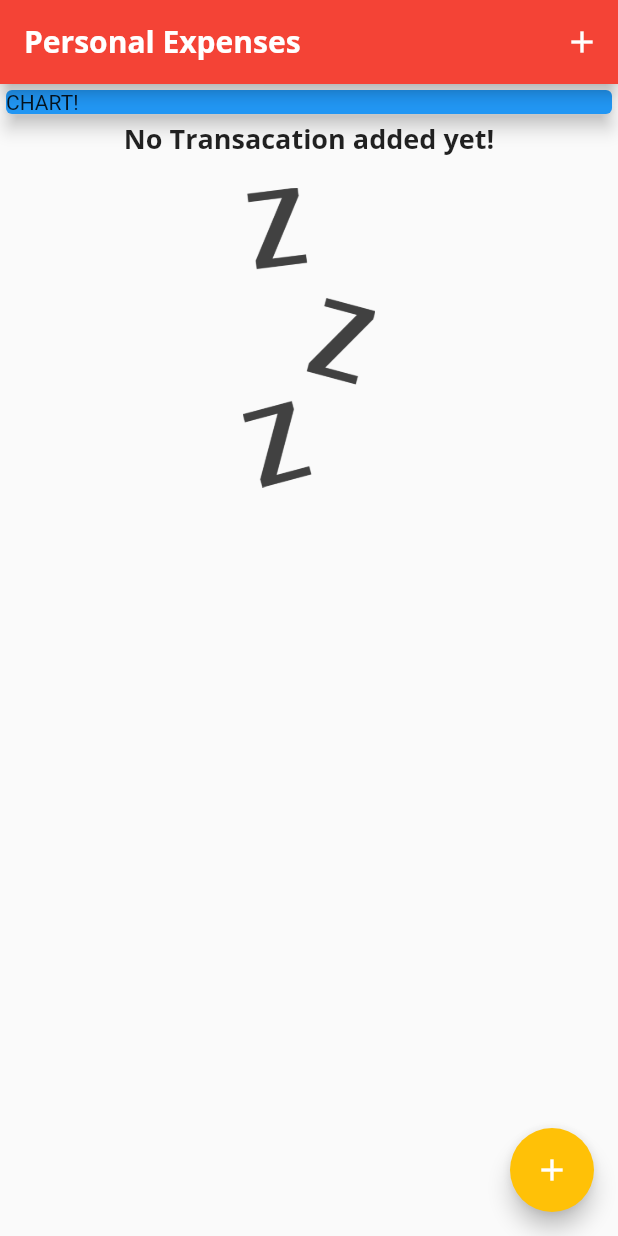
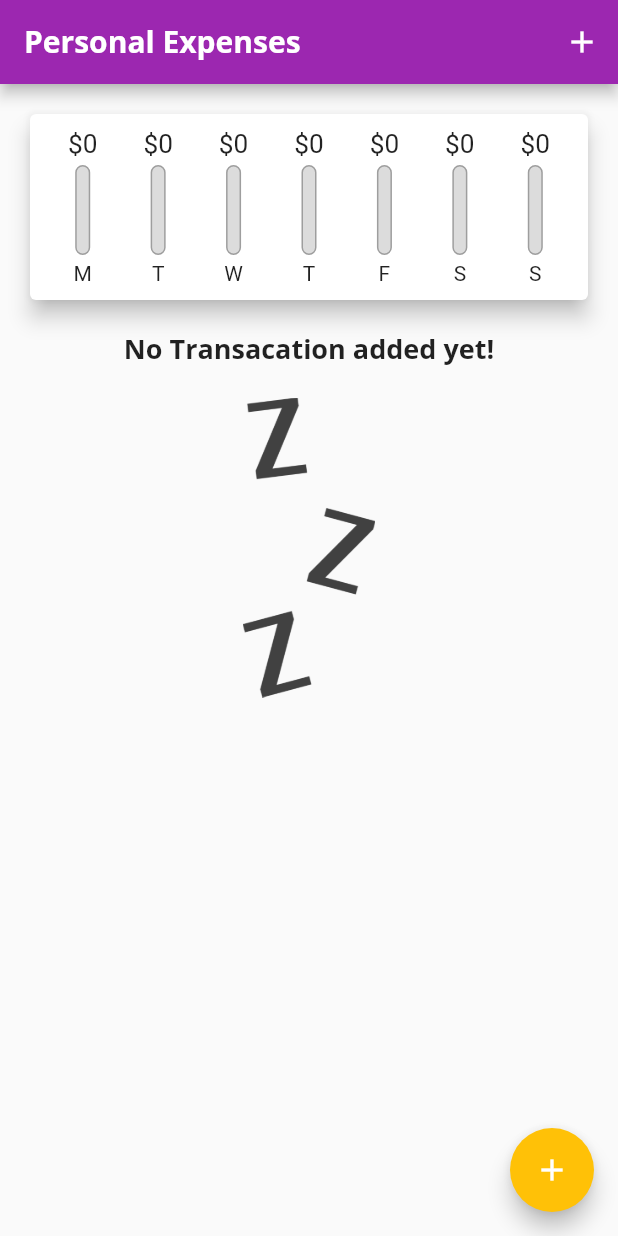
Before and after one commit to DjarallahBrahim/FlutterLearning, a Flutter app: the screen it shows after launch, on a phone screen of 412 x 824 dp. Run offline on Flutter 3.47's test engine with Material 2 defaults, Android fonts, the light colour scheme and no system bars.

Commit message:
work on chart

```diff
--- a/2-PersonalExpensesAPP/lib/main.dart
+++ b/2-PersonalExpensesAPP/lib/main.dart
@@ -1,6 +1,7 @@
 // ignore_for_file: prefer_const_literals_to_create_immutables, avoid_unnecessary_containers, sized_box_for_whitespace, prefer_const_constructors
 
 import 'package:flutter/material.dart';
+import './widgets/chart.dart';
 import './widgets/transaction_list.dart';
 import './widgets/new_transaction.dart';
 import './models/transaction.dart';
@@ -13,19 +14,22 @@ class MyApp extends StatelessWidget {
     return MaterialApp(
       title: 'Personal Expenses',
       theme: ThemeData(
-        primarySwatch: Colors.red,
+        primarySwatch: Colors.purple,
         colorScheme: ColorScheme.fromSwatch().copyWith(
-          primary: Colors.red,
+          primary: Colors.purple,
           secondary: Colors.amber,
         ),
         fontFamily: 'Quicksand',
         textTheme: ThemeData.light().textTheme.copyWith(
-              headline6: TextStyle(
-                fontFamily: 'OpenSans',
-                fontWeight: FontWeight.bold,
-                fontSize: 18,
-              ),
+            headline6: TextStyle(
+              fontFamily: 'OpenSans',
+              fontWeight: FontWeight.bold,
+              fontSize: 18,
             ),
+            subtitle2: TextStyle(
+              fontFamily: 'OpenSans',
+              fontWeight: FontWeight.bold,
+            )),
         appBarTheme: AppBarTheme(
           titleTextStyle: TextStyle(
             fontFamily: 'OpenSans',
@@ -46,6 +50,16 @@ class MyHomePage extends StatefulWidget {
 
 class _MyHomePageState extends State<MyHomePage> {
   final List<Transaction> _userTransactions = [];
+
+  List<Transaction> get _recentTransaction {
+    return _userTransactions.where((tx) {
+      return tx.date.isAfter(
+        DateTime.now().subtract(
+          Duration(days: 7),
+        ),
+      );
+    }).toList();
+  }
 
   void _addNewTransactipon(String title, double amount) {
     final newTx = Transaction(
@@ -85,14 +99,7 @@ class _MyHomePageState extends State<MyHomePage> {
         child: Column(
           crossAxisAlignment: CrossAxisAlignment.stretch,
           children: <Widget>[
-            Container(
-              width: double.infinity,
-              child: Card(
-                color: Colors.blue,
-                child: Text("CHART!"),
-                elevation: 5,
-              ),
-            ),
+            Chart(_recentTransaction),
             TransactionList(_userTransactions),
           ],
         ),
--- /dev/null
+++ b/2-PersonalExpensesAPP/lib/widgets/chart.dart
@@ -0,0 +1,66 @@
+// ignore_for_file: prefer_const_constructors
+
+import 'package:flutter/material.dart';
+import '../models/transaction.dart';
+import 'package:intl/intl.dart';
+import './chart_bar.dart';
+
+class Chart extends StatelessWidget {
+  final List<Transaction> recentTransaction;
+
+  Chart(this.recentTransaction);
+
+  List<Map<String, Object>> get groupeTransactionValues {
+    return List.generate(7, (index) {
+      final weekday = DateTime.now().subtract(
+        Duration(days: index),
+      );
+      double totalSum = 0.0;
+
+      for (var i = 0; i < recentTransaction.length; i++) {
+        if (recentTransaction[i].date.day == weekday.day &&
+            recentTransaction[i].date.month == weekday.month &&
+            recentTransaction[i].date.year == weekday.year) {
+          totalSum += recentTransaction[i].amount;
+        }
+      }
+
+      return {
+        'day': DateFormat.E().format(weekday).substring(0, 1),
+        'amount': totalSum,
+      };
+    }).reversed.toList();
+  }
+
+  double get totalSepending {
+    return groupeTransactionValues.fold(0.0, (sum, item) {
+      return sum + (item['amount'] as double);
+    });
+  }
+
+  @override
+  Widget build(BuildContext context) {
+    return Card(
+      elevation: 6,
+      margin: EdgeInsets.all(20),
+      child: Padding(
+        padding: EdgeInsets.all(10),
+        child: Row(
+          mainAxisAlignment: MainAxisAlignment.spaceAround,
+          children: groupeTransactionValues.map((data) {
+            return Flexible(
+              fit: FlexFit.tight,
+              child: ChartBar(
+                data['day'] as String,
+                data['amount'] as double,
+                totalSepending == 0.0
+                    ? 0.0
+                    : (data['amount'] as double) / totalSepending,
+              ),
+            );
+          }).toList(),
+        ),
+      ),
+    );
+  }
+}
--- /dev/null
+++ b/2-PersonalExpensesAPP/lib/widgets/chart_bar.dart
@@ -0,0 +1,61 @@
+// ignore_for_file: prefer_const_constructors
+
+import 'package:flutter/material.dart';
+
+class ChartBar extends StatelessWidget {
+  final String label;
+  final double spendingAmount;
+  final double spendingPctOfTotal;
+
+  ChartBar(this.label, this.spendingAmount, this.spendingPctOfTotal);
+
+  @override
+  Widget build(BuildContext context) {
+    return Column(
+      children: [
+        Container(
+          height: 20,
+          child: FittedBox(
+            child: Text(
+              '\$${spendingAmount.toStringAsFixed(0)}',
+            ),
+          ),
+        ),
+        SizedBox(
+          height: 4,
+        ),
+        Container(
+          height: 60,
+          width: 10,
+          child: Stack(
+            children: <Widget>[
+              Container(
+                decoration: BoxDecoration(
+                  border: Border.all(
+                    color: Colors.grey,
+                    width: 1.0,
+                  ),
+                  color: Color.fromRGBO(220, 220, 220, 1),
+                  borderRadius: BorderRadius.circular(10),
+                ),
+              ),
+              FractionallySizedBox(
+                heightFactor: spendingPctOfTotal,
+                child: Container(
+                  decoration: BoxDecoration(
+                    color: Theme.of(context).primaryColor,
+                    borderRadius: BorderRadius.circular(10),
+                  ),
+                ),
+              ),
+            ],
+          ),
+        ),
+        SizedBox(
+          height: 4,
+        ),
+        Text(label),
+      ],
+    );
+  }
+}
--- a/2-PersonalExpensesAPP/lib/widgets/transaction_list.dart
+++ b/2-PersonalExpensesAPP/lib/widgets/transaction_list.dart
@@ -15,48 +15,36 @@ class TransactionList extends StatelessWidget {
       height: 300,
       child: trasactions.isNotEmpty
           ? ListView.builder(
-              itemBuilder: (context, index) {
+              itemBuilder: (ctx, index) {
                 return Card(
-                  child: Row(children: [
-                    Container(
+                  elevation: 5,
                   margin: EdgeInsets.symmetric(
-                        vertical: 10,
-                        horizontal: 15,
+                    vertical: 8,
+                    horizontal: 5,
                   ),
-                      decoration: BoxDecoration(
-                        border: Border.all(
-                          color: Theme.of(context).primaryColor,
-                          width: 2,
-                        ),
-                      ),
-                      padding: EdgeInsets.all(10),
+                  child: ListTile(
+                    leading: CircleAvatar(
+                      radius: 30,
+                      child: Padding(
+                        padding: EdgeInsets.all(6),
+                        child: FittedBox(
                           child: Text(
-                        '\$${trasactions[index].amount.toStringAsFixed(2)}',
+                            '\$${(trasactions[index].amount).toStringAsFixed(2)}',
                             style: TextStyle(
                               fontWeight: FontWeight.bold,
-                          fontSize: 20,
-                          color: Theme.of(context).primaryColor,
                             ),
                           ),
                         ),
-                    Column(
-                      crossAxisAlignment: CrossAxisAlignment.start,
-                      children: [
-                        Text(
+                      ),
+                    ),
+                    title: Text(
                       trasactions[index].title,
                       style: Theme.of(context).textTheme.headline6,
                     ),
-                        Text(
-                          DateFormat()
-                              .add_yMMMMd()
-                              .format(trasactions[index].date),
-                          style: TextStyle(
-                            color: Colors.grey,
+                    subtitle: Text(
+                      DateFormat.yMMMd().format(trasactions[index].date),
                     ),
                   ),
-                      ],
-                    )
-                  ]),
                 );
               },
               itemCount: trasactions.length,
```
Lines whose indentation alone changed are shown as unchanged.
